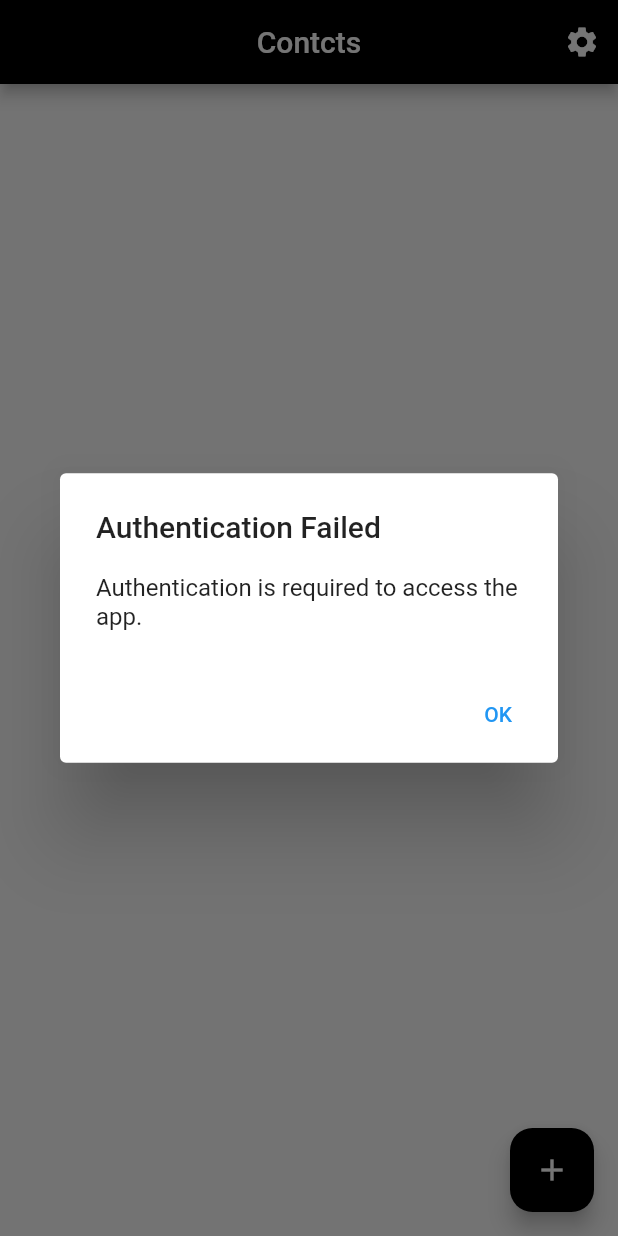
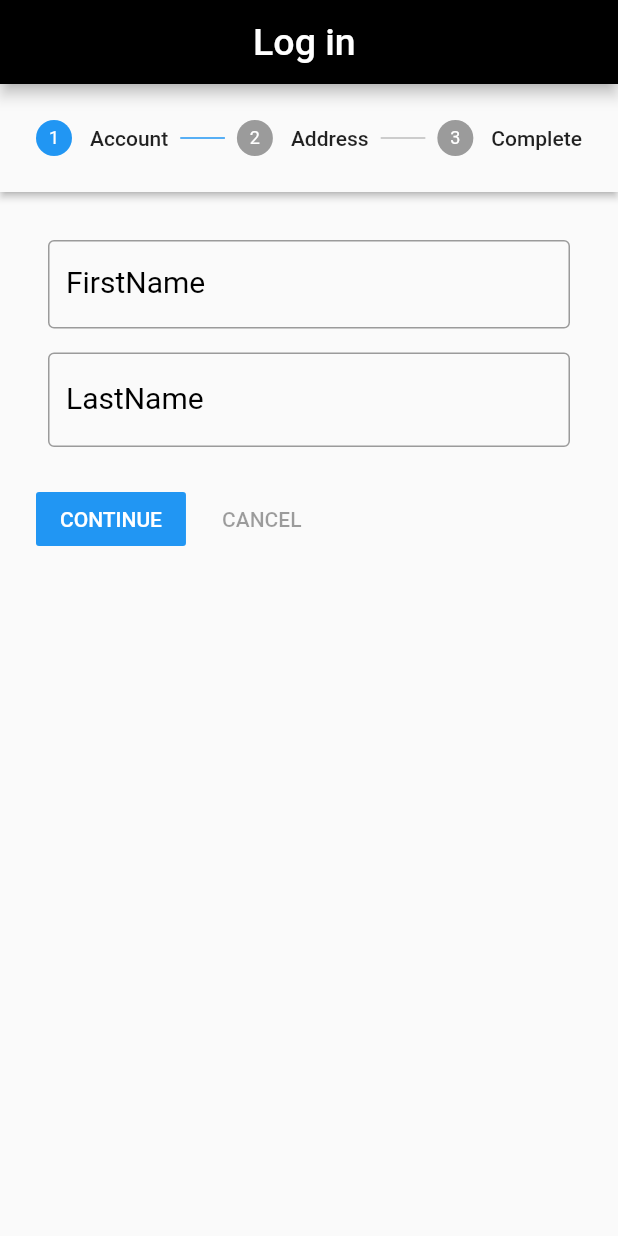
Before and after one commit to tvishabhatt/Contact, a Flutter app: the screen it shows after launch, on a phone screen of 412 x 824 dp. Run offline on Flutter 3.47's test engine with Material 2 defaults, Android fonts, the phone set to English and light mode, and no system bars; our stand-ins replace local_auth, shared_preferences; accounts and stored records are empty.

Commit message:
conatct app

```diff
--- /dev/null
+++ b/lib/Screen2.dart
@@ -0,0 +1,269 @@
+import 'package:contact/ContactListScreen.dart';
+import 'package:contact/Screen1.dart';
+import 'package:flutter/material.dart';
+import 'package:provider/provider.dart';
+import 'package:shared_preferences/shared_preferences.dart';
+
+import 'main.dart';
+
+class Screen2 extends StatefulWidget
+{
+  @override
+
+  State<StatefulWidget> createState() {
+    // TODO: implement createState
+    return Screen2State();
+  }
+
+}
+var MYNAME;
+int  CurrentStep=0;
+TextEditingController myname=TextEditingController();
+TextEditingController mysurname=TextEditingController();
+TextEditingController myphonenumber=TextEditingController();
+TextEditingController myemail=TextEditingController();
+
+
+
+class Screen2State extends State<Screen2> with ChangeNotifier
+{ Steps s=Steps();
+String MYNAME="";
+  @override
+void initState() {
+    // TODO: implement initState
+    super.initState();
+    Provider.of<Steps>(context,listen: false).savedata();
+  }
+  Widget build(BuildContext context) {
+    final dataprovider=Provider.of<Steps>(context);
+
+    // TODO: implement build
+
+    return Scaffold(
+      appBar: AppBar(
+        backgroundColor: Colors.black,
+        title: Text("Log in ",style: TextStyle(color: Colors.white,fontSize: 25),),
+        centerTitle: true,
+      ),
+            body: Stepper(
+              type: StepperType.horizontal,
+              steps: getSteps(),
+              currentStep: CurrentStep,
+
+              onStepContinue: () {
+                final laststep=CurrentStep==getSteps().length-1;
+                if(laststep)
+                  {
+                    print("Completed");
+                  }
+                else{
+                  dataprovider.oncontinue();
+                }
+              },
+              onStepCancel: CurrentStep==0?null :() => dataprovider.oncancle(),
+            ),
+
+
+    );
+  }
+
+
+}
+  List<Step> getSteps()=>[
+
+    Step(
+      state: CurrentStep>0 ?StepState.complete:StepState.indexed,
+      isActive: CurrentStep>=0,
+      title: Text("Account"),
+      content: Column(
+        children: [
+          Padding(
+            padding: const EdgeInsets.all(8.0),
+            child: TextField(
+              controller: myname,
+              decoration: InputDecoration(
+                border: OutlineInputBorder(borderSide: BorderSide(color: Colors.black)),
+                label: Text("FirstName",style: TextStyle(color: Colors.black,fontSize: 20),),
+
+              ),),
+          ),
+          Padding(
+            padding: const EdgeInsets.all(8.0),
+            child: TextField(
+              controller: mysurname,
+              decoration: InputDecoration(
+                prefix: Text(" ",style: TextStyle(color: Colors.black,fontSize: 20),),
+                border: OutlineInputBorder(borderSide: BorderSide(color: Colors.black)),
+                label: Text("LastName",style: TextStyle(color: Colors.black,fontSize: 20),),
+
+              ),),
+          ),
+        ],
+      )
+    ),
+    Step(
+        state: CurrentStep>1 ?StepState.complete:StepState.indexed,
+      isActive: CurrentStep>=1,
+      title: Text("Address"),
+      content:  Column(
+        children: [
+          Padding(
+            padding: const EdgeInsets.all(8.0),
+            child: TextField(
+              controller: myphonenumber,
+              decoration: InputDecoration(
+
+                border: OutlineInputBorder(borderSide: BorderSide(color: Colors.black)),
+                label: Text("Phone Number",style: TextStyle(color: Colors.black,fontSize: 20),),
+
+              ),),
+          ),
+          Padding(
+            padding: const EdgeInsets.all(8.0),
+            child: TextField(
+              controller: myemail,
+              decoration: InputDecoration(
+                border: OutlineInputBorder(borderSide: BorderSide(color: Colors.black)),
+                label: Text("Email Address",style: TextStyle(color: Colors.black,fontSize: 20),),
+
+              ),),
+          ),
+        ],
+      )
+    ),
+    Step(
+      state: CurrentStep>2 ?StepState.complete:StepState.indexed,
+      isActive: CurrentStep>=2,
+      title: Text("Complete"),
+      content: Column(
+        children: [
+          Padding(
+            padding: const EdgeInsets.all(8.0),
+            child: Row(
+             children: [
+               Text( "First Name : ",
+                 style: TextStyle(color: Colors.black,fontSize: 18),),
+               Column(
+                   children: [
+                     Text(
+                       "${myname.text}",
+                       style:  TextStyle(color: Colors.black,fontSize: 18,),
+                     ),
+                     Divider(
+                       color: Colors.black,height: 2, thickness: 2,
+                     ),
+                   ]
+               )
+
+             ],
+         ),
+          ),
+          Padding(
+            padding: const EdgeInsets.all(8.0),
+            child: Row(
+              children: [
+                Text( "Last Name : ",
+                  style: TextStyle(color: Colors.black,fontSize: 18),),
+                Column(
+                    children: [
+                      Text(
+                        "${mysurname.text}",
+                        style:  TextStyle(color: Colors.black,fontSize: 18,),
+                      ),
+                      Divider(
+                        color: Colors.black,height: 2, thickness: 2,
+                      ),
+                    ]
+                )],),
+          ),
+          Padding(
+            padding: const EdgeInsets.all(8.0),
+            child: Row(
+              children: [
+                Text( "Phone Number : ",
+                  style: TextStyle(color: Colors.black,fontSize: 18),),
+                Column(
+                    children: [
+                      Text(
+                        "${myphonenumber.text}",
+                        style:  TextStyle(color: Colors.black,fontSize: 18,),
+                      ),
+                      Divider(
+                        color: Colors.black,height: 2, thickness: 2,
+                      ),
+                    ]
+                )
+
+              ],
+            ),
+          ),
+          Padding(
+            padding: const EdgeInsets.all(8.0),
+            child: Row(
+              children: [
+                Text( "Email Address : ",
+                  style: TextStyle(color: Colors.black,fontSize: 18),),
+                Column(
+                    children: [
+                      Text(
+                        "${myemail.text}",
+                        style:  TextStyle(color: Colors.black,fontSize: 18,),
+                      ),
+                      Divider(
+                        color: Colors.black,height: 2, thickness: 2,
+                      ),
+                    ]
+                )
+
+              ],
+            ),
+          ),
+          Center(
+            child: Consumer<Steps>(
+              builder: (context, provider, child){
+                return ElevatedButton(
+                  onPressed: () async{
+
+                             final name = myname.text;
+                             final phoneNumber = myphonenumber.text;
+                              final lastname=mysurname.text;
+                              if (name.isNotEmpty && phoneNumber.isNotEmpty) {
+                              final newContact = mainContact(name, phoneNumber,lastname);
+                              if (newContact != null) {
+                                Provider.of<ContactListProvider>(context, listen: false).addContact(newContact as mainContact);
+                              }
+                              }
+                    final prefs=await SharedPreferences.getInstance();
+                    prefs.setBool(Screen1State.KEYLOGIN, true);
+
+                    Navigator.of(context).push(MaterialPageRoute(builder: (context) => ContactListScreen(),));
+                  },
+                  child: Text("Submit"),
+                );
+              }
+            ),
+          )
+
+        ],
+      ),
+    ),
+  ];
+
+class Steps extends ChangeNotifier{
+  String MYNAME="My name";
+  void oncontinue()
+  {
+    CurrentStep+=1;
+    notifyListeners();
+  }
+  void oncancle() {
+    CurrentStep -= 1;
+    notifyListeners();
+  }
+  void  savedata () async{
+   final prefs=await SharedPreferences.getInstance();
+   prefs.getString("MyName");
+   notifyListeners();
+
+ }
+}
--- a/lib/main.dart
+++ b/lib/main.dart
@@ -1,39 +1,54 @@
 import 'package:contact/ContactListScreen.dart';
+import 'package:contact/Screen1.dart';
+import 'package:contact/Screen2.dart';
 
 
 
 import 'package:flutter/material.dart';
 import 'package:provider/provider.dart';
+import 'package:shared_preferences/shared_preferences.dart';
 
 import 'AddContactScreen.dart';
 import 'EditContactScreen.dart';
 
 
-void main() {
+void main() async{
+  // final provider=ContactListProvider();
+  //  await  provider.loadBool();
+  // SharedPreferences preferences = await SharedPreferences.getInstance();
 
   runApp(
     MultiProvider(providers: [
-        ChangeNotifierProvider(
-        create: (context) => ContactListProvider(),)
+        ChangeNotifierProvider(create: (context) => ContactListProvider(),),
+        ChangeNotifierProvider(create: (context) => Steps() ,),
     ],
     child:const MyApp(),)
      );
 }
-bool b=true;
+
 class MyApp extends StatelessWidget {
   const MyApp({super.key});
 
   // This widget is the root of your application.
   @override
   Widget build(BuildContext context) {
+    return ChangeNotifierProvider(
+      create: (context) => ThemeModal(),
+      child: Consumer(
+        builder: (context, ThemeModal themeNotifier, child) {
           return MaterialApp(
             title: 'Flutter Demo',
             debugShowCheckedModeBanner: false,
-      home:ContactListScreen(),
+            home:Screen1(),
+            theme:themeNotifier .isDark?ThemeData.dark():ThemeData.light(),
             routes: {
               '/addContact': (context) => AddContactScreen(),
               '/editContact': (context) => EditContactScreen(index: 0,),
             },
+          );
+        },
+
+      ),
     );
   }
 }
@@ -46,3 +61,38 @@ class mainContact {
 
   mainContact(this.name, this.phoneNumber,this.lastname);
 }
+class ThemePreferances {
+  static const  PREF_KEY = 'perf-key';
+  setTheme(bool value) async{
+    SharedPreferences sharedPreferences = await SharedPreferences.getInstance();
+    sharedPreferences.setBool(PREF_KEY, value);
+  }
+  getTheme() async{
+    SharedPreferences sharedPreferences = await SharedPreferences.getInstance();
+    return  sharedPreferences.getBool(PREF_KEY);
+
+  }
+}
+class ThemeModal extends ChangeNotifier {
+  bool _isDark = false;
+  ThemePreferances _preferances = ThemePreferances();
+
+  bool get isDark => _isDark;
+
+  ThemeModal() {
+    _isDark = false;
+    _preferances = ThemePreferances();
+    getPreferances();
+  }
+
+  getPreferances() async {
+    _isDark = await _preferances.getTheme();
+    notifyListeners();
+  }
+
+  set isDark(bool value) {
+    _isDark = value;
+    _preferances.setTheme(value);
+    notifyListeners();
+  }
+}
```
Also changed, not shown: lib/ContactListScreen.dart (+37 -54 lines), lib/Screen1.dart (added, +109 -0 lines), lib/Settings.dart (+95 -10 lines), 7 other files. Lines whose indentation alone changed are shown as unchanged.
